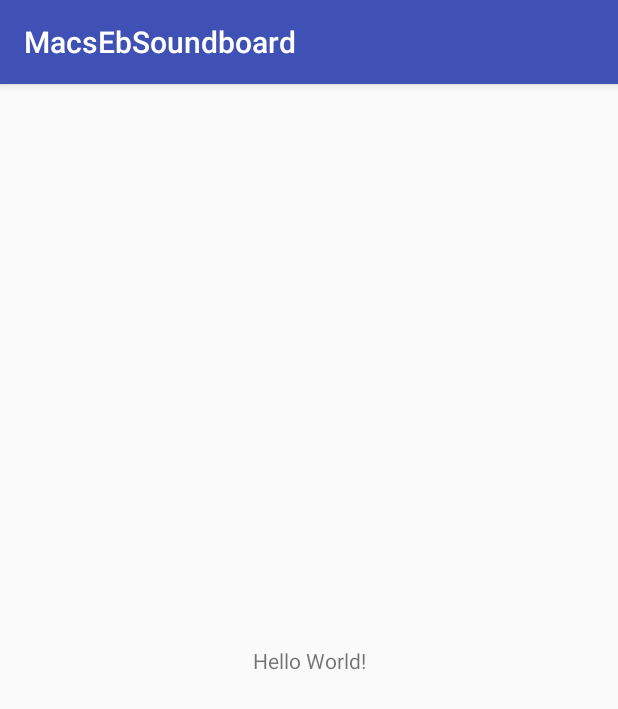
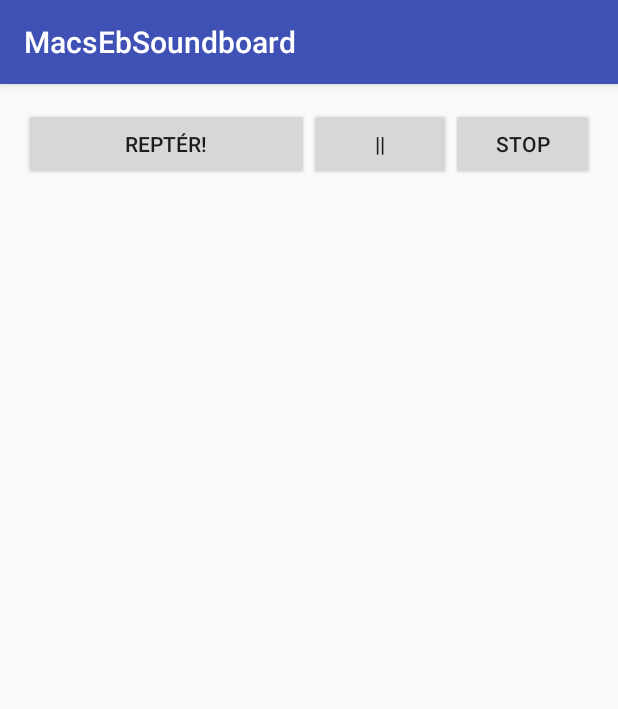
Before and after one commit to multiversetheorie/MacsEbSoundboard, an Android app: the screen it shows after launch (MainActivity), on a phone screen of 412 x 824 dp. Shown: the top 709 px of the screen. Run offline under Robolectric (Android 15) with nearby library versions, the light colour scheme and no system bars.

Commit message:
Added first sound snippet with play and pause buttons.

```diff
--- a/app/src/main/java/com/example/android/macsebsoundboard/MainActivity.java
+++ b/app/src/main/java/com/example/android/macsebsoundboard/MainActivity.java
@@ -1,7 +1,10 @@
 package com.example.android.macsebsoundboard;
 
+import android.media.MediaPlayer;
+import android.os.Bundle;
 import android.support.v7.app.AppCompatActivity;
-import android.os.Bundle;
+import android.view.View;
+import android.widget.Button;
 
 public class MainActivity extends AppCompatActivity {
 
@@ -9,5 +12,35 @@ public class MainActivity extends AppCompatActivity {
     protected void onCreate(Bundle savedInstanceState) {
         super.onCreate(savedInstanceState);
         setContentView(R.layout.activity_main);
+        // Create MediaPlayer class for Repter
+        final MediaPlayer mediaPlayer = MediaPlayer.create(this, R.raw.repter_korda);
+
+        //Create buttons
+        Button play_repter = findViewById(R.id.start_repter);
+        Button pause_repter = findViewById(R.id.pause_repter);
+        Button stop_repter = findViewById(R.id.stop_repter);
+
+        // Create OnClickListener for Play button
+        play_repter.setOnClickListener(new View.OnClickListener() {
+
+            @Override
+            public void onClick(View view) {
+                    mediaPlayer.start();
+
+            }
+        });
+
+        // Create OnClickListener for Pause button
+        pause_repter.setOnClickListener(new View.OnClickListener() {
+
+            @Override
+            public void onClick(View view) {
+                mediaPlayer.pause();
+
+            }
+        });
+
+        // Create OnClickListener for Stop button
+        // TODO Implement STOP button to reset track to 0 ms and then be able to play it again
     }
 }
--- a/app/src/main/res/layout/activity_main.xml
+++ b/app/src/main/res/layout/activity_main.xml
@@ -1,18 +1,39 @@
 <?xml version="1.0" encoding="utf-8"?>
-<android.support.constraint.ConstraintLayout xmlns:android="http://schemas.android.com/apk/res/android"
+<LinearLayout xmlns:android="http://schemas.android.com/apk/res/android"
     xmlns:app="http://schemas.android.com/apk/res-auto"
     xmlns:tools="http://schemas.android.com/tools"
     android:layout_width="match_parent"
     android:layout_height="match_parent"
+    android:orientation="vertical"
     tools:context=".MainActivity">
 
-    <TextView
-        android:layout_width="wrap_content"
+    <LinearLayout
+        android:layout_width="match_parent"
         android:layout_height="wrap_content"
-        android:text="Hello World!"
-        app:layout_constraintBottom_toBottomOf="parent"
-        app:layout_constraintLeft_toLeftOf="parent"
-        app:layout_constraintRight_toRightOf="parent"
-        app:layout_constraintTop_toTopOf="parent" />
+        android:orientation="horizontal"
+        android:padding="16dp">
 
-</android.support.constraint.ConstraintLayout>
+        <Button
+            android:id="@+id/start_repter"
+            android:layout_width="0dp"
+            android:layout_height="wrap_content"
+            android:layout_weight="2"
+            android:text="Reptér!"/>
+
+        <Button
+            android:id="@+id/pause_repter"
+            android:layout_width="0dp"
+            android:layout_height="wrap_content"
+            android:layout_weight="1"
+            android:text="||"/>
+
+        <Button
+            android:id="@+id/stop_repter"
+            android:layout_width="0dp"
+            android:layout_height="wrap_content"
+            android:layout_weight="1"
+            android:text="Stop"/>
+
+    </LinearLayout>
+
+</LinearLayout>
```
Also changed, not shown: 1 other file.
